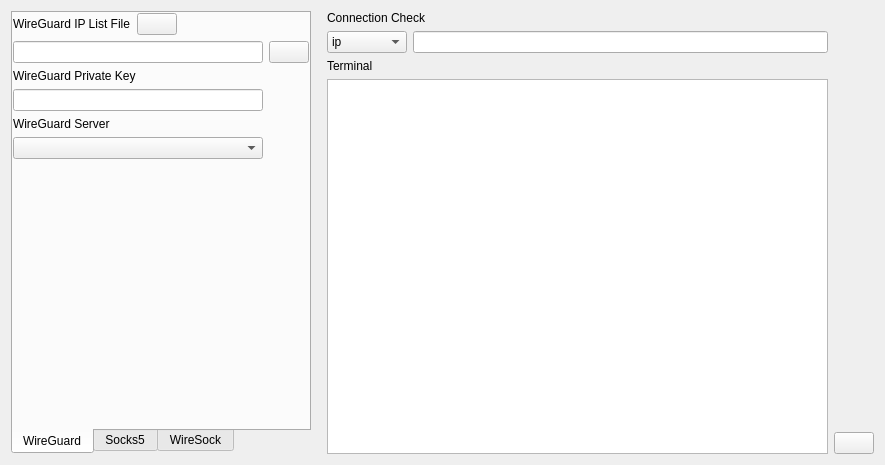
Holence/WireSock-GUI, file Ui_MainWindow.ui: the form before one commit.
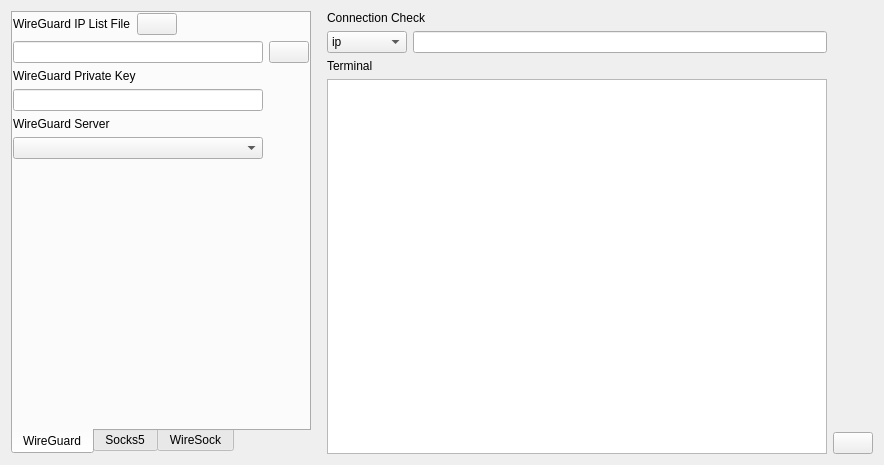
The form after the commit. Custom widgets are drawn as their Qt base class.

Diff of the .ui file:
```diff
--- a/Ui_MainWindow.ui
+++ b/Ui_MainWindow.ui
@@ -6,7 +6,7 @@
    <rect>
     <x>0</x>
     <y>0</y>
-    <width>885</width>
+    <width>882</width>
     <height>459</height>
    </rect>
   </property>
```
Left out of the diff: 5 changed lines with no effect on the pictures.
